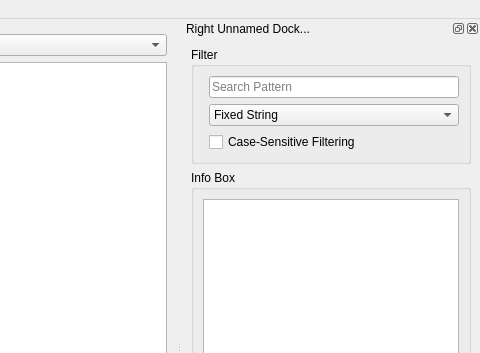
Above: src/widgets/MainWindow.ui from derselbst/ANPV before the change; both pictures show x 699 to 1179 and y 0 to 353 of the 1179 by 704 pixel window. Below: the same form after it.
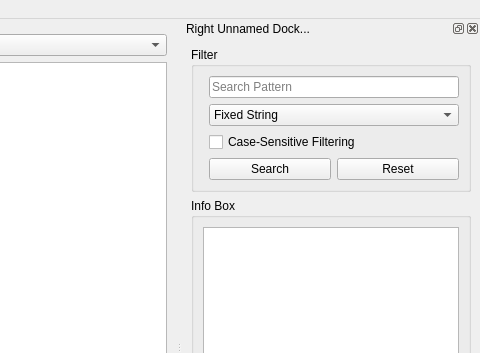
That is the form after the change. Icons and pictures are not drawn. Custom widgets are drawn as their Qt base class.

Commit message: Add Search and Reset button to filter

What changed in the file:
```diff
--- a/src/widgets/MainWindow.ui
+++ b/src/widgets/MainWindow.ui
@@ -250,6 +250,24 @@
           </property>
          </widget>
         </item>
+        <item row="4" column="1">
+         <layout class="QHBoxLayout" name="horizontalLayout_2">
+          <item>
+           <widget class="QPushButton" name="searchButton">
+            <property name="text">
+             <string>Search</string>
+            </property>
+           </widget>
+          </item>
+          <item>
+           <widget class="QPushButton" name="resetButton">
+            <property name="text">
+             <string>Reset</string>
+            </property>
+           </widget>
+          </item>
+         </layout>
+        </item>
        </layout>
       </widget>
      </item>
```
